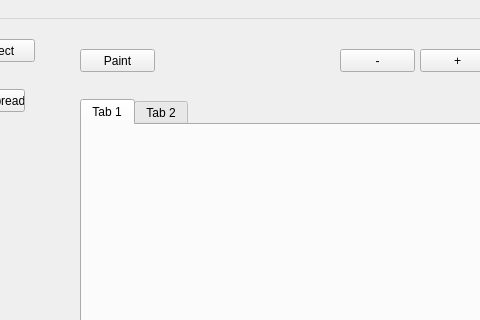
ElliotHarding/paintProgram, file paintProgram/mainwindow.ui: the form before one commit; both pictures show x 90 to 570 and y 0 to 320 of the 800 by 600 pixel window.
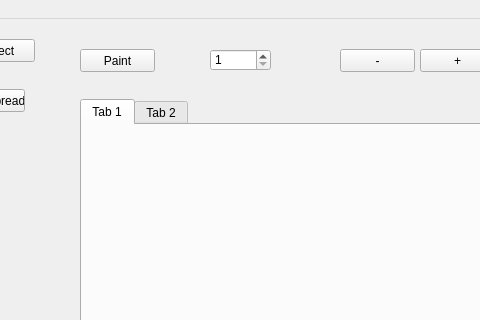
The form after the commit.

Commit message: brush size

What changed in the file:
```diff
--- a/paintProgram/mainwindow.ui
+++ b/paintProgram/mainwindow.ui
@@ -99,6 +99,22 @@
      <string>Select Spread</string>
     </property>
    </widget>
+   <widget class="QSpinBox" name="spin_brushSize">
+    <property name="geometry">
+     <rect>
+      <x>300</x>
+      <y>30</y>
+      <width>61</width>
+      <height>22</height>
+     </rect>
+    </property>
+    <property name="minimum">
+     <number>1</number>
+    </property>
+    <property name="maximum">
+     <number>100</number>
+    </property>
+   </widget>
   </widget>
   <widget class="QMenuBar" name="menubar">
    <property name="geometry">
```
The commit also changes 3 other files.
